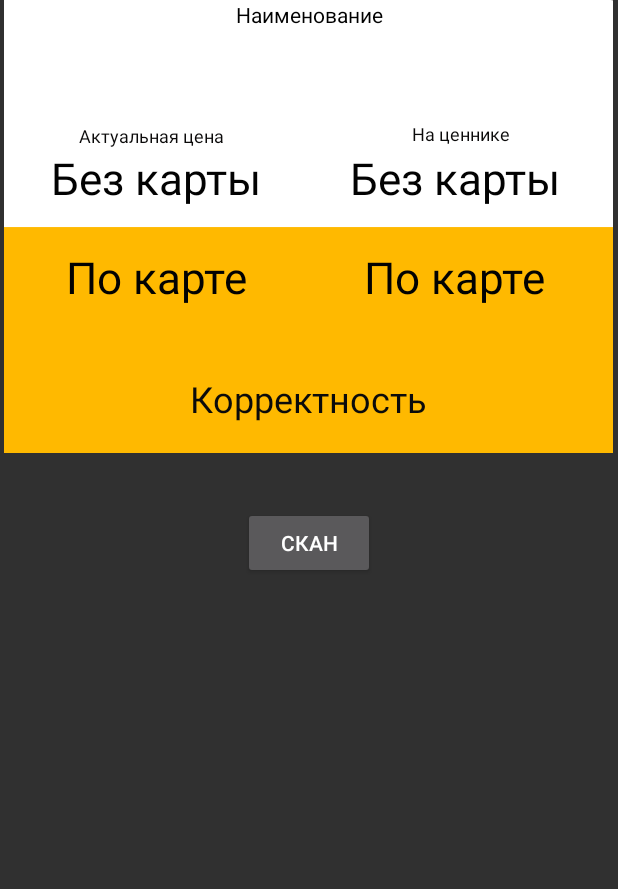
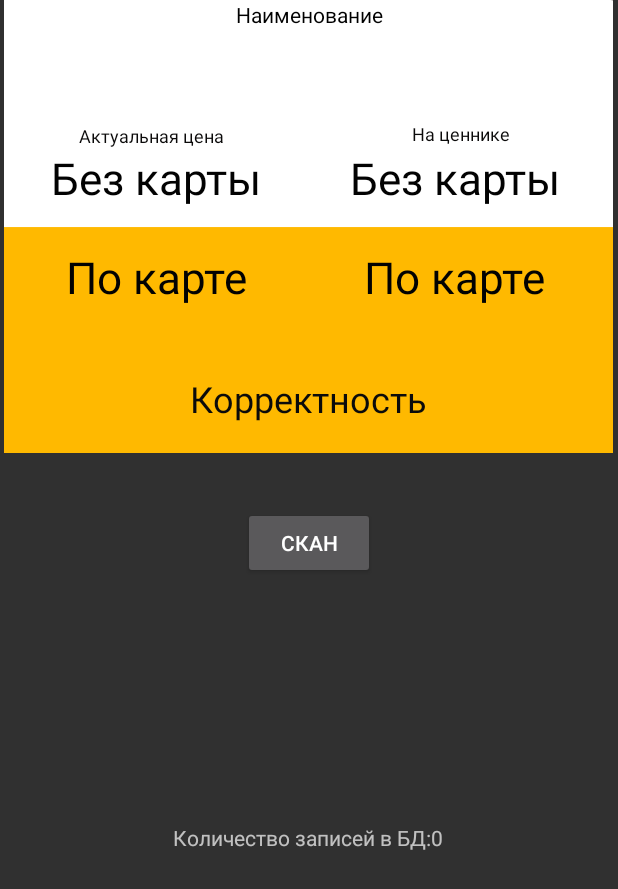
Before and after one commit to essepunto/napitka, an Android app: the CheckPrice screen opened directly, with no data from a screen before it, on a phone screen of 412 x 824 dp. Shown: the top 889 px of the screen. Run offline under Robolectric (Android 15) with nearby library versions, the phone set to English and light mode, and no system bars.

Commit message:
Инфо о товаре активити

```diff
--- a/app/src/main/java/ru/essepunto/napitka/CheckPrice.java
+++ b/app/src/main/java/ru/essepunto/napitka/CheckPrice.java
@@ -23,6 +23,10 @@ public class CheckPrice extends AppCompatActivity implements View.OnClickListene
     TextView noCardPrice;
     TextView isCorrect;
     TextView nameTittle;
+    TextView textCounter;
+    DatabaseHelper myDb;
+    String co = "0";
+
 
 
 
@@ -37,6 +41,12 @@ public class CheckPrice extends AppCompatActivity implements View.OnClickListene
         noCardSite = findViewById(R.id.no_card_site);
         isCorrect = findViewById(R.id.is_correct);
         nameTittle = findViewById(R.id.nameTittle);
+        textCounter = findViewById(R.id.textCounter);
+        myDb = new DatabaseHelper(this);
+
+
+        textCounter.setText("Количество записей в БД:"+co);
+
 
 
 
@@ -74,6 +84,7 @@ public class CheckPrice extends AppCompatActivity implements View.OnClickListene
                     @Override
                     public void onSuccess(JSONObject result) {
                         try {
+                            String code = result.getString("code");
                             String name = result.getString("title");
                             String regularPriceBySite = result.getString("regularPrice");
                             String discountPriceBySite = result.getString("discountPrice");
@@ -89,11 +100,19 @@ public class CheckPrice extends AppCompatActivity implements View.OnClickListene
                             {
                                 isCorrect.setTextColor(Color.GREEN);
                                 isCorrect.setText("Цена корректна");
+                                Toast.makeText(CheckPrice.this, "Цена корректна", Toast.LENGTH_SHORT).show();
+
                             }
                             else
                             {
                                 isCorrect.setTextColor(Color.RED);
                                 isCorrect.setText("Цена не корректна!");
+                                Toast.makeText(CheckPrice.this, "Цена не корректна!", Toast.LENGTH_SHORT).show();
+                                myDb.addData(name,code);
+                                String co = myDb.getRecordCount();
+                                textCounter.setText("Количество записей в БД:"+co);
+
+
                             }
 
 
@@ -107,7 +126,7 @@ public class CheckPrice extends AppCompatActivity implements View.OnClickListene
                     @SuppressLint("ResourceAsColor")
                     @Override
                     public void onError(String error) {
-                        Toast.makeText(CheckPrice.this, "Ошибка", Toast.LENGTH_SHORT).show();
+                        Toast.makeText(CheckPrice.this, "Пожалуйста,отсканируйте QR ценника!", Toast.LENGTH_SHORT).show();
 
 
                     }
@@ -121,4 +140,12 @@ public class CheckPrice extends AppCompatActivity implements View.OnClickListene
             super.onActivityResult(requestCode,resultCode,data);
         }
     }
+    @Override
+    protected void onResume() {
+        super.onResume();
+        textCounter.setText("Количество записей в БД:"+co);
+
+
+
+    }
 }
--- a/app/src/main/res/layout/activity_check_price.xml
+++ b/app/src/main/res/layout/activity_check_price.xml
@@ -147,4 +147,16 @@
             app:layout_constraintTop_toTopOf="parent" />
     </androidx.constraintlayout.widget.ConstraintLayout>
 
+    <TextView
+        android:id="@+id/textCounter"
+        android:layout_width="wrap_content"
+        android:layout_height="wrap_content"
+        android:text="TextView"
+        app:layout_constraintBottom_toBottomOf="parent"
+        app:layout_constraintEnd_toEndOf="parent"
+        app:layout_constraintHorizontal_bias="0.498"
+        app:layout_constraintStart_toStartOf="parent"
+        app:layout_constraintTop_toBottomOf="@+id/scanButton"
+        app:layout_constraintVertical_bias="0.389" />
+
 </androidx.constraintlayout.widget.ConstraintLayout>
```
